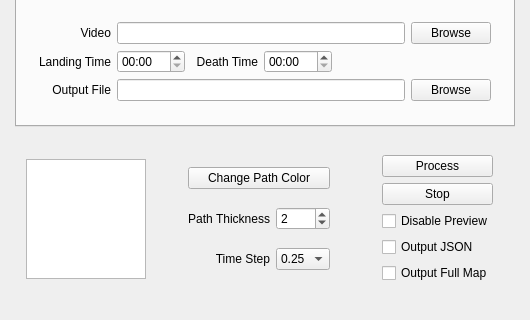
Qt form pubgis/pubgis_gui.ui (andrewzwicky/PUBGIS) before a commit; both pictures show x 0 to 530 and y 575 to 895 of the 530 by 895 pixel window.
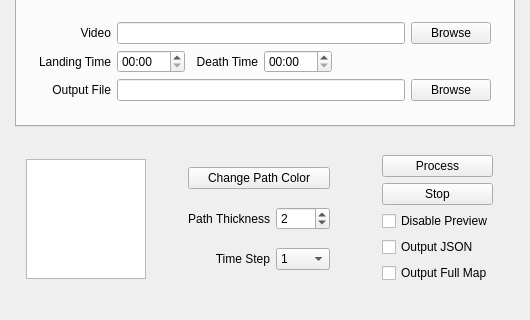
The same form after that commit.

Patch:
```diff
--- a/pubgis/pubgis_gui.ui
+++ b/pubgis/pubgis_gui.ui
@@ -376,6 +376,12 @@
          <layout class="QGridLayout" name="gridLayout_4">
           <item row="4" column="1">
            <widget class="QComboBox" name="time_step">
+            <property name="currentText">
+             <string>1</string>
+            </property>
+            <property name="currentIndex">
+             <number>2</number>
+            </property>
             <item>
              <property name="text">
               <string>0.25</string>
```
